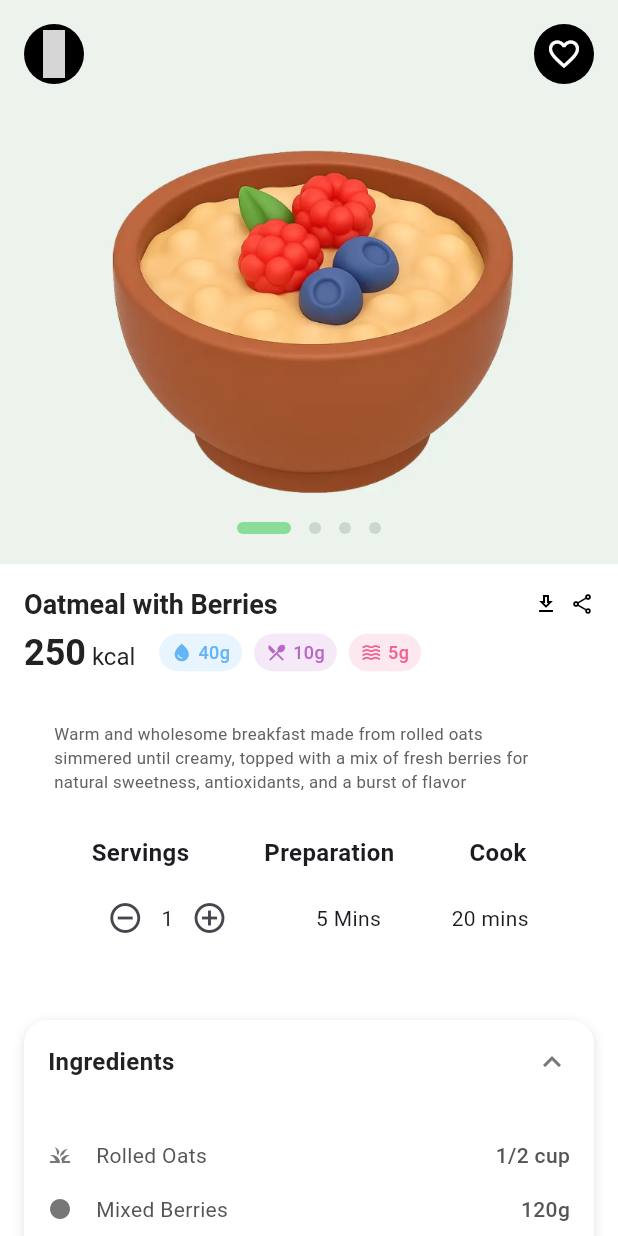
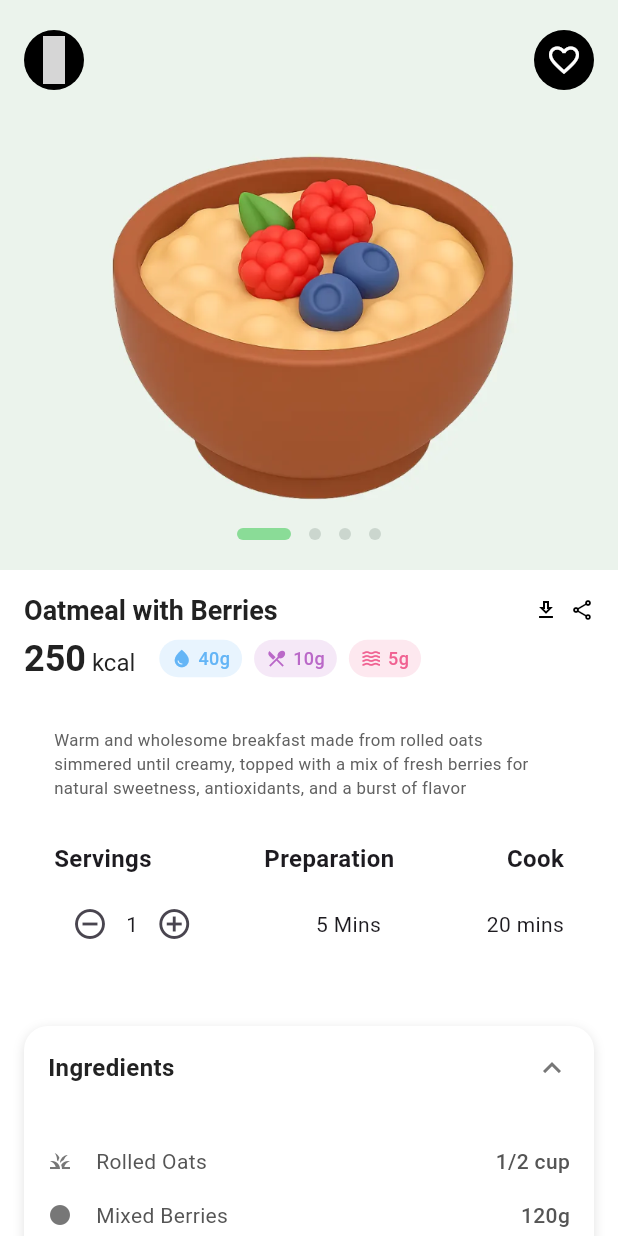
Before and after one commit to mukilan1/Ui_Yuvilabs, a Flutter app: the MealDetailPage screen opened by its route, on a phone screen of 412 x 824 dp. Run offline on Flutter 3.47's test engine with Material 3 defaults, Android fonts, the phone set to English and light mode, and no system bars; our stand-ins replace flutter_material_design_icons; Roboto replaces fonts that are missing (Nunito); grey boxes are pictures that could not be loaded.

Commit message:
Adjust padding and alignment in meal detail screen
Increased top padding in the top bar for better spacing and changed mainAxisAlignment from spaceAround to spaceBetween in two Row widgets to improve layout consistency in the meal detail page.

```diff
--- a/health_diet_app/lib/screens/meal_detail.dart
+++ b/health_diet_app/lib/screens/meal_detail.dart
@@ -57,7 +57,7 @@ class _MealDetailPageState extends State<MealDetailPage> {
 
   Widget _buildTopBar() {
     return Padding(
-      padding: const EdgeInsets.only(left: 16.0, top: 16.0, right: 16.0),
+      padding: const EdgeInsets.only(left: 16.0, top: 20, right: 16.0),
       child: Row(
         mainAxisAlignment: MainAxisAlignment.spaceBetween,
         children: [
@@ -273,7 +273,7 @@ class _MealDetailPageState extends State<MealDetailPage> {
                       child: Column(
                         children: [
                           Row(
-                            mainAxisAlignment: MainAxisAlignment.spaceAround,
+                            mainAxisAlignment: MainAxisAlignment.spaceBetween,
                             children: [
                               Text(
                                 'Servings',
@@ -300,7 +300,7 @@ class _MealDetailPageState extends State<MealDetailPage> {
                           ),
                           const SizedBox(height: 8),
                           Row(
-                            mainAxisAlignment: MainAxisAlignment.spaceAround,
+                            mainAxisAlignment: MainAxisAlignment.spaceBetween,
                             children: [
                               Row(
                                 children: [
```
